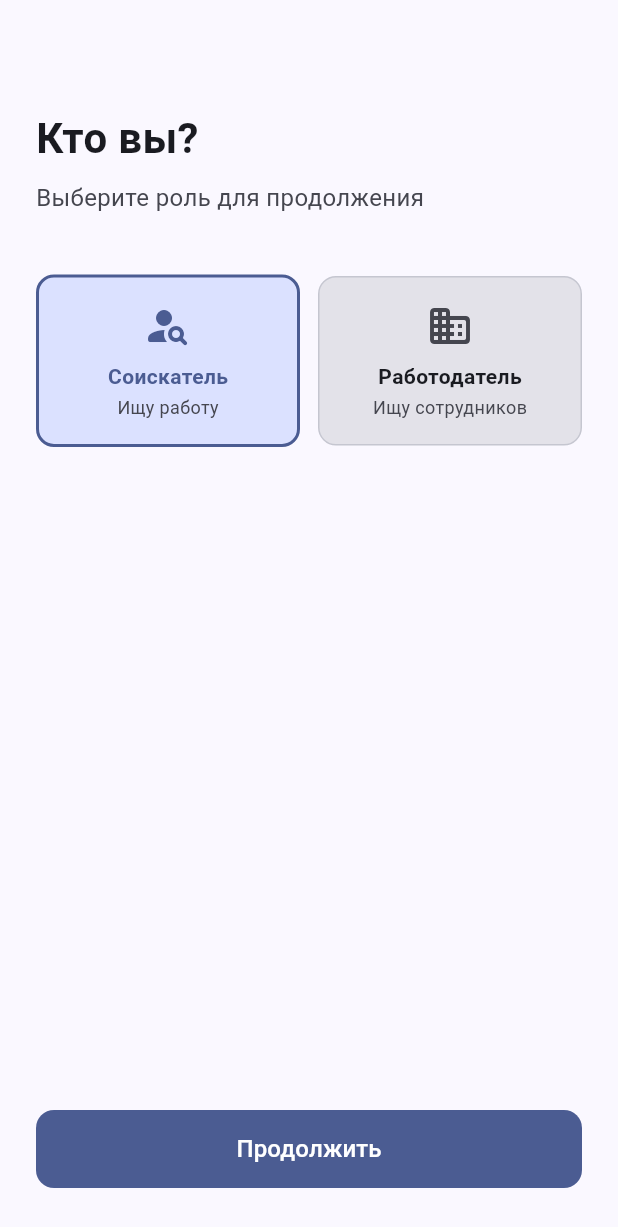
After one commit to Dioniskas/ai-job-search-mobile, a Flutter app: the RoleSelectScreen screen opened directly, on a phone screen of 412 x 824 dp. The commit adds this screen. Shown: the top 1227 px of the screen. Run offline on Flutter 3.47's test engine with Material 3 defaults, Android fonts, the phone set to English and light mode, and no system bars; our stand-ins replace cached_network_image, file_picker, firebase_core, firebase_messaging, flutter_local_notifications, flutter_map and 8 more; missing offline and left inert: flutter_sound; accounts and stored records are empty; network calls fail.

Commit message:
feat: Google OAuth with role selection

```diff
--- /dev/null
+++ b/client/lib/screens/auth/role_select_screen.dart
@@ -0,0 +1,121 @@
+import 'package:flutter/material.dart';
+import 'package:go_router/go_router.dart';
+import 'package:provider/provider.dart';
+import '../../providers/auth_provider.dart';
+
+class RoleSelectScreen extends StatefulWidget {
+  const RoleSelectScreen({super.key});
+
+  @override
+  State<RoleSelectScreen> createState() => _RoleSelectScreenState();
+}
+
+class _RoleSelectScreenState extends State<RoleSelectScreen> {
+  String _role = 'SEEKER';
+  bool _loading = false;
+
+  Future<void> _continue() async {
+    setState(() => _loading = true);
+    final error = await context.read<AuthProvider>().completeGoogleAuth(_role);
+    if (!mounted) return;
+    setState(() => _loading = false);
+    if (error != null) {
+      ScaffoldMessenger.of(context).showSnackBar(
+        SnackBar(content: Text(error), behavior: SnackBarBehavior.floating),
+      );
+      return;
+    }
+    context.go(_role == 'EMPLOYER' ? '/employer' : '/seeker');
+  }
+
+  @override
+  Widget build(BuildContext context) {
+    final cs = Theme.of(context).colorScheme;
+
+    return Scaffold(
+      backgroundColor: cs.surface,
+      body: SafeArea(
+        child: Padding(
+          padding: const EdgeInsets.symmetric(horizontal: 24),
+          child: Column(
+            crossAxisAlignment: CrossAxisAlignment.stretch,
+            children: [
+              const SizedBox(height: 72),
+              Text(
+                'Кто вы?',
+                style: TextStyle(
+                  fontSize: 28,
+                  fontWeight: FontWeight.bold,
+                  color: cs.onSurface,
+                ),
+              ),
+              const SizedBox(height: 8),
+              Text(
+                'Выберите роль для продолжения',
+                style: TextStyle(fontSize: 16, color: cs.onSurfaceVariant),
+              ),
+              const SizedBox(height: 40),
+              Row(
+                children: [
+                  Expanded(child: _roleCard(cs, 'SEEKER', 'Соискатель', 'Ищу работу', Icons.person_search_rounded)),
+                  const SizedBox(width: 12),
+                  Expanded(child: _roleCard(cs, 'EMPLOYER', 'Работодатель', 'Ищу сотрудников', Icons.business_rounded)),
+                ],
+              ),
+              const Spacer(),
+              FilledButton(
+                onPressed: _loading ? null : _continue,
+                style: FilledButton.styleFrom(
+                  minimumSize: const Size.fromHeight(52),
+                  shape: RoundedRectangleBorder(borderRadius: BorderRadius.circular(12)),
+                ),
+                child: _loading
+                    ? const SizedBox(
+                        height: 20,
+                        width: 20,
+                        child: CircularProgressIndicator(strokeWidth: 2, color: Colors.white),
+                      )
+                    : const Text('Продолжить', style: TextStyle(fontSize: 16, color: Colors.white)),
+              ),
+              const SizedBox(height: 32),
+            ],
+          ),
+        ),
+      ),
+    );
+  }
+
+  Widget _roleCard(ColorScheme cs, String role, String label, String subtitle, IconData icon) {
+    final selected = _role == role;
+    return GestureDetector(
+      onTap: () => setState(() => _role = role),
+      child: AnimatedContainer(
+        duration: const Duration(milliseconds: 200),
+        padding: const EdgeInsets.all(16),
+        decoration: BoxDecoration(
+          color: selected ? cs.primaryContainer : cs.surfaceContainerHighest,
+          border: Border.all(
+            color: selected ? cs.primary : cs.outlineVariant,
+            width: selected ? 2 : 1,
+          ),
+          borderRadius: BorderRadius.circular(12),
+        ),
+        child: Column(
+          children: [
+            Icon(icon, size: 32, color: selected ? cs.primary : cs.onSurfaceVariant),
+            const SizedBox(height: 8),
+            Text(
+              label,
+              style: TextStyle(
+                fontWeight: FontWeight.w600,
+                color: selected ? cs.primary : cs.onSurface,
+              ),
+            ),
+            const SizedBox(height: 2),
+            Text(subtitle, style: TextStyle(fontSize: 12, color: cs.onSurfaceVariant)),
+          ],
+        ),
+      ),
+    );
+  }
+}
--- a/client/lib/services/api_service.dart
+++ b/client/lib/services/api_service.dart
@@ -18,7 +18,7 @@ class _CacheEntry {
 }
 
 class ApiService {
-  static const String baseUrl = 'https://ai-job-search-mobile-production.up.railway.app';
+  static const String baseUrl = 'http://192.168.1.107:5000';
   static const _timeout = Duration(seconds: 15);
 
   // ── In-memory cache ────────────────────────────────────────────────────────
@@ -197,6 +197,16 @@ class ApiService {
   );
   return _parsePublic(response);
 }
+
+  static Future<Map<String, dynamic>> googleComplete(
+      String email, String name, String picture, String role) async {
+    final response = await _safePost(
+      Uri.parse('$baseUrl/api/auth/google/complete'),
+      headers: _headers(),
+      body: json.encode({'email': email, 'name': name, 'picture': picture, 'role': role}),
+    );
+    return _parsePublic(response);
+  }
 
 static Future<Map<String, dynamic>> updateResume(String token, String id, Map<String, dynamic> data) async {
   final response = await _safePut(
```
Also changed, not shown: client/lib/main.dart (+6 -1 lines), client/lib/providers/auth_provider.dart (+27 -3 lines), client/lib/screens/auth/login_screen.dart (+8 -2 lines), 2 other files.
